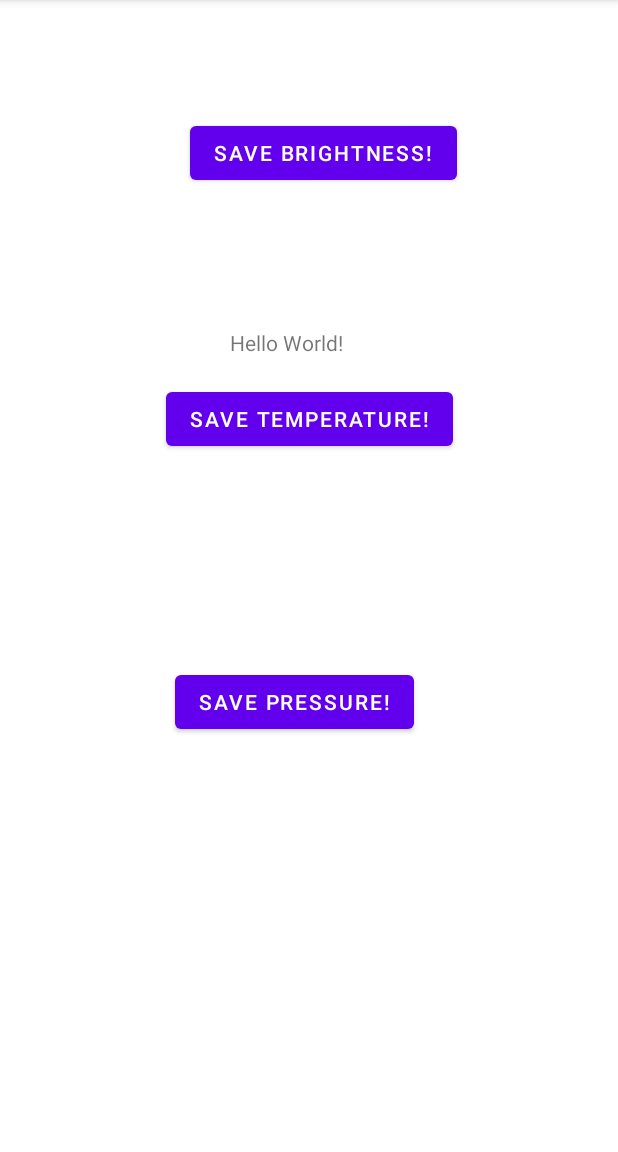
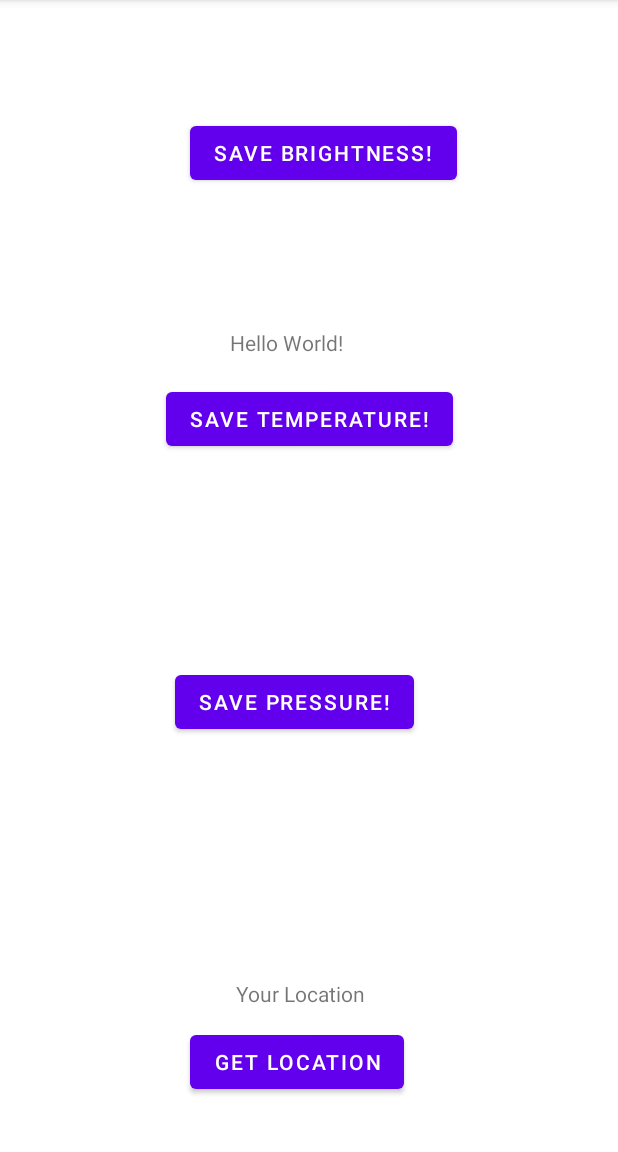
Before and after one commit to alwayscommit/urban-computing-app, an Android app: the screen it shows after launch (MainActivity), on a phone screen of 412 x 824 dp, the part 84-1236 px from its top. Run offline under Robolectric (Android 15) with nearby library versions, the phone set to English and light mode, and no system bars.

Commit message:
location fetch code done

```diff
--- a/UrbanComputingApp/app/build.gradle
+++ b/UrbanComputingApp/app/build.gradle
@@ -1,6 +1,9 @@
 plugins {
     id 'com.android.application'
 }
+
+
+apply plugin: 'com.google.gms.google-services'
 
 android {
     compileSdk 31
@@ -32,7 +35,9 @@ dependencies {
     implementation 'androidx.appcompat:appcompat:1.3.1'
     implementation 'com.google.android.material:material:1.4.0'
     implementation 'androidx.constraintlayout:constraintlayout:2.1.1'
+    implementation 'com.google.android.gms:play-services-location:18.0.0'
     testImplementation 'junit:junit:4.+'
     androidTestImplementation 'androidx.test.ext:junit:1.1.3'
     androidTestImplementation 'androidx.test.espresso:espresso-core:3.4.0'
+    implementation platform('com.google.firebase:firebase-bom:29.0.0')
 }
--- a/UrbanComputingApp/app/src/main/AndroidManifest.xml
+++ b/UrbanComputingApp/app/src/main/AndroidManifest.xml
@@ -2,6 +2,7 @@
 <manifest xmlns:android="http://schemas.android.com/apk/res/android"
     package="com.example.urbancomputingapp">
 
+    <uses-permission android:name="android.permission.ACCESS_COARSE_LOCATION" />
     <application
         android:allowBackup="true"
         android:icon="@mipmap/ic_launcher"
--- a/UrbanComputingApp/app/src/main/java/com/example/urbancomputingapp/MainActivity.java
+++ b/UrbanComputingApp/app/src/main/java/com/example/urbancomputingapp/MainActivity.java
@@ -1,11 +1,14 @@
 package com.example.urbancomputingapp;
 
+import android.Manifest;
 import android.content.Context;
 import android.content.Intent;
+import android.content.pm.PackageManager;
 import android.hardware.Sensor;
 import android.hardware.SensorEvent;
 import android.hardware.SensorEventListener;
 import android.hardware.SensorManager;
+import android.location.Location;
 import android.net.Uri;
 import android.os.Build;
 import android.os.Bundle;
@@ -13,9 +16,16 @@ import android.view.View;
 import android.widget.Button;
 import android.widget.TextView;
 
+import androidx.annotation.NonNull;
 import androidx.annotation.Nullable;
 import androidx.annotation.RequiresApi;
 import androidx.appcompat.app.AppCompatActivity;
+import androidx.core.app.ActivityCompat;
+
+import com.google.android.gms.location.FusedLocationProviderClient;
+import com.google.android.gms.location.LocationServices;
+import com.google.android.gms.tasks.OnCompleteListener;
+import com.google.android.gms.tasks.Task;
 
 import java.io.FileNotFoundException;
 import java.io.IOException;
@@ -25,11 +35,6 @@ import java.util.List;
 
 public class MainActivity extends AppCompatActivity implements SensorEventListener {
 
-    private TextView temperatureText;
-    private TextView pressureText;
-    private TextView brightnessText;
-    private SensorManager sensorManager;
-    private List<Sensor> mySensors;
     //temperature - 33172002, 33172003,
     //brightness - 65541
     //ambient light - 5
@@ -37,9 +42,17 @@ public class MainActivity extends AppCompatActivity implements SensorEventListen
     private final List<Float> temperatureList = new ArrayList<Float>();
     private final List<Float> brightnessList = new ArrayList<Float>();
     private final List<Float> pressureList = new ArrayList<Float>();
+    private TextView temperatureText;
+    private TextView pressureText;
+    private TextView brightnessText;
+    private SensorManager sensorManager;
+    private List<Sensor> mySensors;
     private Button saveTemperature;
     private Button savePressure;
     private Button saveBrightness;
+    private Button locationButton;
+    private TextView locationText;
+    private FusedLocationProviderClient fusedLocationProviderClient;
 
     @RequiresApi(api = Build.VERSION_CODES.N)
     @Override
@@ -50,13 +63,9 @@ public class MainActivity extends AppCompatActivity implements SensorEventListen
         pressureText = findViewById(R.id.pressureText);
         brightnessText = findViewById(R.id.brightnessText);
         saveTemperature = findViewById(R.id.saveTemperature);
-        saveTemperature.setOnClickListener(new View.OnClickListener() {
-            @Override
-            public void onClick(View v) {
-                writeTemperatureToCSV();
-            }
-        });
-
+        saveTemperature.setOnClickListener(v -> writeTemperatureToCSV());
+        locationButton = findViewById(R.id.locationButton);
+        locationText = findViewById(R.id.locationText);
         saveBrightness = findViewById(R.id.saveBrightness);
         saveBrightness.setOnClickListener(new View.OnClickListener() {
             @Override
@@ -72,26 +81,43 @@ public class MainActivity extends AppCompatActivity implements SensorEventListen
                 writePressureToCSV();
             }
         });
+
         sensorManager = (SensorManager) getSystemService(Context.SENSOR_SERVICE);
-        mySensors = sensorManager.getSensorList(Sensor.TYPE_ALL);
+//        mySensors = sensorManager.getSensorList(Sensor.TYPE_ALL);
 
+        fusedLocationProviderClient = LocationServices.getFusedLocationProviderClient(this);
+        locationButton.setOnClickListener(new View.OnClickListener() {
+            @Override
+            public void onClick(View v) {
+//                if (ActivityCompat.checkSelfPermission(MainActivity.this, Manifest.permission.ACCESS_FINE_LOCATION) == PackageManager.PERMISSION_GRANTED) {
+                if (ActivityCompat.checkSelfPermission(MainActivity.this, Manifest.permission.ACCESS_FINE_LOCATION) != PackageManager.PERMISSION_GRANTED && ActivityCompat.checkSelfPermission(MainActivity.this, Manifest.permission.ACCESS_COARSE_LOCATION) != PackageManager.PERMISSION_GRANTED) {
+                    ActivityCompat.requestPermissions(MainActivity.this, new String[]{Manifest.permission.ACCESS_FINE_LOCATION}, 44);
+                } else {
+                    fusedLocationProviderClient.getLastLocation().addOnCompleteListener(task -> {
+                        Location location = task.getResult();
+                        if (location != null) {
+                            locationText.setText("Latitude: " + location.getLatitude() + "Longitude: " + location.getLongitude());
+                        }
+                    });
+                }
+            }
+        });
     }
+
 
     @Override
     public void onSensorChanged(SensorEvent event) {
-
         Sensor sensor = event.sensor;
         if (sensor.getType() == 33172003) {
             temperatureText.setText(String.valueOf(event.values[0]));
             temperatureList.add(event.values[0]);
-        } else if (sensor.getType() == 6) {
+        } else if (sensor.getType() == Sensor.TYPE_RELATIVE_HUMIDITY) {
             pressureText.setText(String.valueOf(event.values[0]));
             pressureList.add(event.values[0]);
         } else if (sensor.getType() == 5) {
             brightnessText.setText(String.valueOf(event.values[0]));
             brightnessList.add(event.values[0]);
         }
-
     }
 
     @Override
--- a/UrbanComputingApp/app/src/main/res/layout/activity_main.xml
+++ b/UrbanComputingApp/app/src/main/res/layout/activity_main.xml
@@ -79,4 +79,27 @@
         app:layout_constraintVertical_bias="0.617"
         tools:ignore="MissingConstraints" />
 
+    <Button
+        android:id="@+id/locationButton"
+        android:layout_width="wrap_content"
+        android:layout_height="wrap_content"
+        android:text="Get Location"
+        app:layout_constraintBottom_toBottomOf="parent"
+        app:layout_constraintHorizontal_bias="0.471"
+        app:layout_constraintLeft_toLeftOf="parent"
+        app:layout_constraintRight_toRightOf="parent"
+        app:layout_constraintTop_toTopOf="parent"
+        app:layout_constraintVertical_bias="0.95" />
+
+    <TextView
+        android:id="@+id/locationText"
+        android:layout_width="wrap_content"
+        android:layout_height="wrap_content"
+        android:layout_marginBottom="96dp"
+        android:text="Your Location"
+        app:layout_constraintBottom_toBottomOf="parent"
+        app:layout_constraintHorizontal_bias="0.484"
+        app:layout_constraintLeft_toLeftOf="parent"
+        app:layout_constraintRight_toRightOf="parent" />
+
 </androidx.constraintlayout.widget.ConstraintLayout>
--- a/UrbanComputingApp/build.gradle
+++ b/UrbanComputingApp/build.gradle
@@ -6,7 +6,7 @@ buildscript {
     }
     dependencies {
         classpath "com.android.tools.build:gradle:7.0.3"
-
+        classpath 'com.google.gms:google-services:4.3.10'
         // NOTE: Do not place your application dependencies here; they belong
         // in the individual module build.gradle files
     }
```
Also changed, not shown: UrbanComputingApp/app/src/main/java/com/example/urbancomputingapp/model/SensorData.java (added, +11 -0 lines), UrbanComputingApp/gradle/wrapper/gradle-wrapper.properties, 1 other file.
